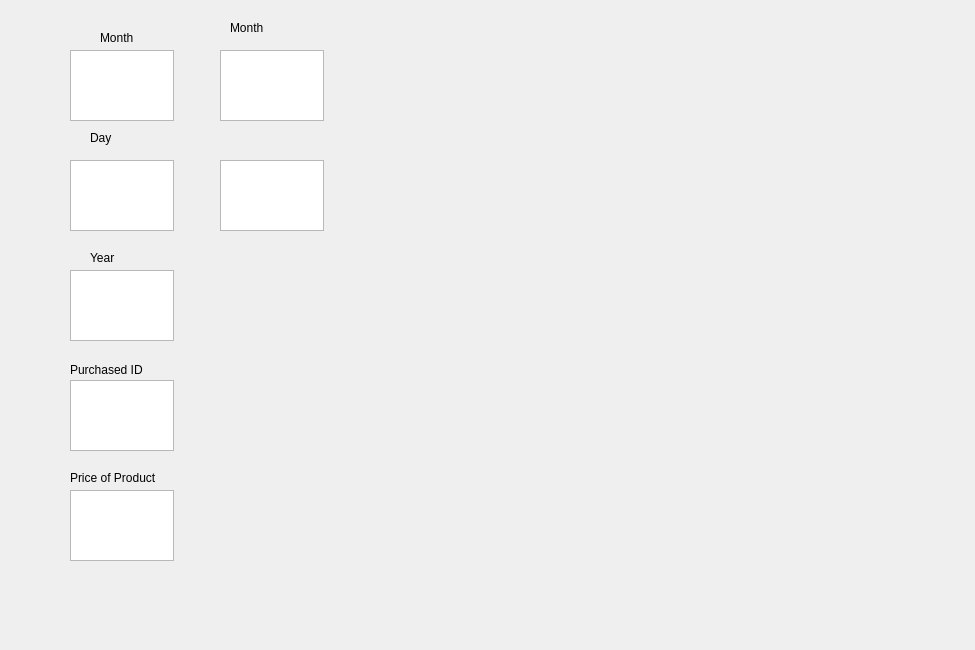
Old version of the form addtrans.ui in the repository Santiago-F1/FinalGroupProjectCS1C.
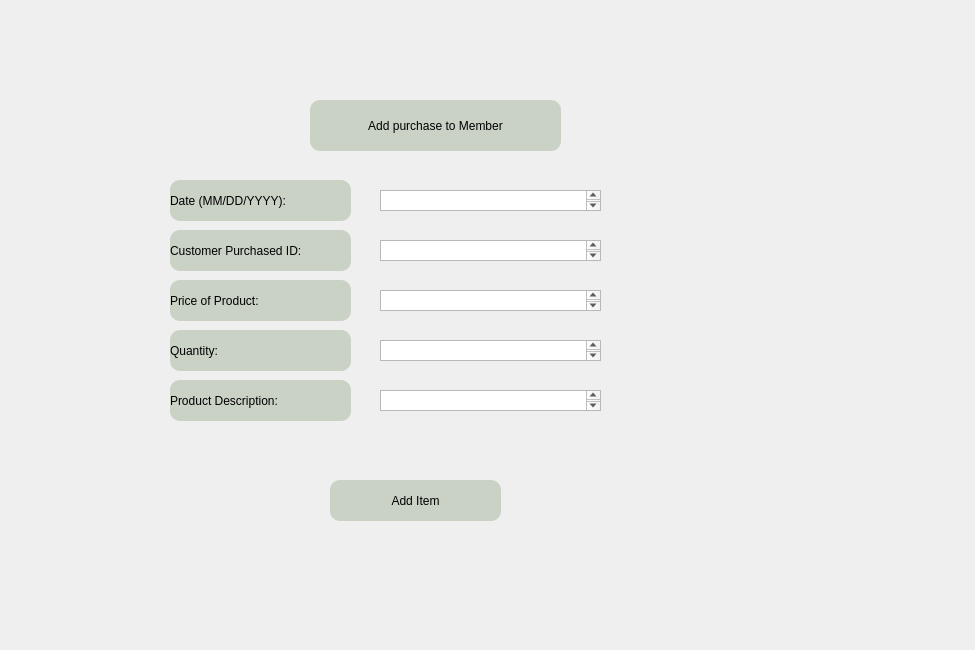
New version of the form.

What changed in the file:
```diff
--- a/addtrans.ui
+++ b/addtrans.ui
@@ -16,149 +16,203 @@
   <widget class="QTextEdit" name="textEdit">
    <property name="geometry">
     <rect>
-     <x>70</x>
-     <y>50</y>
-     <width>104</width>
-     <height>71</height>
+     <x>380</x>
+     <y>190</y>
+     <width>221</width>
+     <height>21</height>
     </rect>
    </property>
   </widget>
   <widget class="QTextEdit" name="textEdit_2">
    <property name="geometry">
     <rect>
-     <x>70</x>
-     <y>160</y>
-     <width>104</width>
-     <height>71</height>
+     <x>380</x>
+     <y>240</y>
+     <width>221</width>
+     <height>21</height>
     </rect>
    </property>
   </widget>
   <widget class="QTextEdit" name="textEdit_3">
    <property name="geometry">
     <rect>
-     <x>70</x>
-     <y>270</y>
-     <width>104</width>
-     <height>71</height>
-    </rect>
-   </property>
-  </widget>
-  <widget class="QTextEdit" name="textEdit_4">
-   <property name="geometry">
-    <rect>
-     <x>70</x>
-     <y>380</y>
-     <width>104</width>
-     <height>71</height>
-    </rect>
-   </property>
-  </widget>
-  <widget class="QTextEdit" name="textEdit_5">
-   <property name="geometry">
-    <rect>
-     <x>70</x>
-     <y>490</y>
-     <width>104</width>
-     <height>71</height>
-    </rect>
-   </property>
-  </widget>
-  <widget class="QTextEdit" name="textEdit_6">
-   <property name="geometry">
-    <rect>
-     <x>220</x>
-     <y>50</y>
-     <width>104</width>
-     <height>71</height>
-    </rect>
-   </property>
-  </widget>
-  <widget class="QTextEdit" name="textEdit_7">
-   <property name="geometry">
-    <rect>
-     <x>220</x>
-     <y>160</y>
-     <width>104</width>
-     <height>71</height>
+     <x>380</x>
+     <y>290</y>
+     <width>221</width>
+     <height>21</height>
     </rect>
    </property>
   </widget>
   <widget class="QLabel" name="label">
    <property name="geometry">
     <rect>
-     <x>100</x>
-     <y>30</y>
-     <width>49</width>
-     <height>16</height>
+     <x>170</x>
+     <y>180</y>
+     <width>181</width>
+     <height>41</height>
     </rect>
    </property>
-   <property name="text">
-    <string>Month</string>
+   <property name="styleSheet">
+    <string notr="true">background-color: rgb(202, 210, 197);
+color:rgb(0, 0, 0);
+font: 350 13pt &quot;Nirmala UI&quot;;
+border-radius:10px;
+</string>
    </property>
-  </widget>
-  <widget class="QLabel" name="label_2">
-   <property name="geometry">
-    <rect>
-     <x>90</x>
-     <y>130</y>
-     <width>49</width>
-     <height>16</height>
-    </rect>
-   </property>
    <property name="text">
-    <string>Day</string>
-   </property>
-  </widget>
-  <widget class="QLabel" name="label_3">
-   <property name="geometry">
-    <rect>
-     <x>90</x>
-     <y>250</y>
-     <width>49</width>
-     <height>16</height>
-    </rect>
-   </property>
-   <property name="text">
-    <string>Year</string>
+    <string>Date (MM/DD/YYYY):  </string>
    </property>
   </widget>
   <widget class="QLabel" name="label_4">
    <property name="geometry">
     <rect>
-     <x>70</x>
-     <y>360</y>
-     <width>121</width>
-     <height>20</height>
+     <x>170</x>
+     <y>230</y>
+     <width>181</width>
+     <height>41</height>
     </rect>
    </property>
+   <property name="styleSheet">
+    <string notr="true">background-color: rgb(202, 210, 197);
+color:rgb(0, 0, 0);
+font: 350 13pt &quot;Nirmala UI&quot;;
+border-radius:10px;
+</string>
+   </property>
    <property name="text">
-    <string>Purchased ID</string>
+    <string>Customer Purchased ID:</string>
    </property>
   </widget>
   <widget class="QLabel" name="label_5">
    <property name="geometry">
     <rect>
-     <x>70</x>
-     <y>470</y>
-     <width>101</width>
-     <height>16</height>
+     <x>170</x>
+     <y>280</y>
+     <width>181</width>
+     <height>41</height>
     </rect>
    </property>
+   <property name="styleSheet">
+    <string notr="true">background-color: rgb(202, 210, 197);
+color:rgb(0, 0, 0);
+font: 350 13pt &quot;Nirmala UI&quot;;
+border-radius:10px;
+</string>
+   </property>
    <property name="text">
-    <string>Price of Product</string>
+    <string>Price of Product:</string>
    </property>
   </widget>
   <widget class="QLabel" name="label_6">
    <property name="geometry">
     <rect>
-     <x>230</x>
-     <y>20</y>
-     <width>49</width>
-     <height>16</height>
+     <x>170</x>
+     <y>330</y>
+     <width>181</width>
+     <height>41</height>
     </rect>
    </property>
+   <property name="styleSheet">
+    <string notr="true">background-color: rgb(202, 210, 197);
+color:rgb(0, 0, 0);
+font: 350 13pt &quot;Nirmala UI&quot;;
+border-radius:10px;
+</string>
+   </property>
    <property name="text">
-    <string>Month</string>
+    <string>Quantity: </string>
+   </property>
+  </widget>
+  <widget class="QTextEdit" name="Quantity">
+   <property name="geometry">
+    <rect>
+     <x>380</x>
+     <y>340</y>
+     <width>221</width>
+     <height>21</height>
+    </rect>
+   </property>
+  </widget>
+  <widget class="QLabel" name="label_7">
+   <property name="geometry">
+    <rect>
+     <x>170</x>
+     <y>380</y>
+     <width>181</width>
+     <height>41</height>
+    </rect>
+   </property>
+   <property name="styleSheet">
+    <string notr="true">background-color: rgb(202, 210, 197);
+color:rgb(0, 0, 0);
+font: 350 13pt &quot;Nirmala UI&quot;;
+border-radius:10px;
+</string>
+   </property>
+   <property name="text">
+    <string>Product Description:</string>
+   </property>
+  </widget>
+  <widget class="QTextEdit" name="ProductDescription">
+   <property name="geometry">
+    <rect>
+     <x>380</x>
+     <y>390</y>
+     <width>221</width>
+     <height>21</height>
+    </rect>
+   </property>
+  </widget>
+  <widget class="QLabel" name="label_2">
+   <property name="geometry">
+    <rect>
+     <x>310</x>
+     <y>100</y>
+     <width>251</width>
+     <height>51</height>
+    </rect>
+   </property>
+   <property name="layoutDirection">
+    <enum>Qt::LeftToRight</enum>
+   </property>
+   <property name="autoFillBackground">
+    <bool>false</bool>
+   </property>
+   <property name="styleSheet">
+    <string notr="true">background-color: rgb(202, 210, 197);
+color:rgb(0, 0, 0);
+font: 350 13pt &quot;Nirmala UI&quot;;
+border-radius:10px;
+</string>
+   </property>
+   <property name="text">
+    <string>Add purchase to Member</string>
+   </property>
+   <property name="alignment">
+    <set>Qt::AlignCenter</set>
+   </property>
+   <property name="wordWrap">
+    <bool>false</bool>
+   </property>
+  </widget>
+  <widget class="QPushButton" name="addItem">
+   <property name="geometry">
+    <rect>
+     <x>330</x>
+     <y>480</y>
+     <width>171</width>
+     <height>41</height>
+    </rect>
+   </property>
+   <property name="styleSheet">
+    <string notr="true">background-color: rgb(202, 210, 197);
+color:rgb(0, 0, 0);
+font: 350 13pt &quot;Nirmala UI&quot;;
+border-radius:10px;
+</string>
+   </property>
+   <property name="text">
+    <string>Add Item</string>
    </property>
   </widget>
  </widget>
```
Left out of the diff: 6 changed lines with no effect on the pictures.
